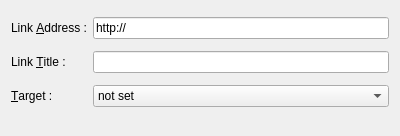
Before: the Qt Designer form src/addeditlinkbase.ui in mtux/bilbo, drawn with Qt 5.
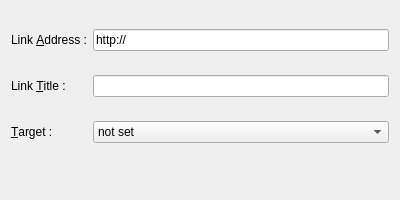
After: the same form once the commit is applied. Custom widgets are drawn as their Qt base class.

Diff of the .ui file:
```diff
--- a/src/addeditlinkbase.ui
+++ b/src/addeditlinkbase.ui
@@ -6,7 +6,7 @@
     <x>0</x>
     <y>0</y>
     <width>400</width>
-    <height>136</height>
+    <height>200</height>
    </rect>
   </property>
   <property name="windowTitle" >
```
